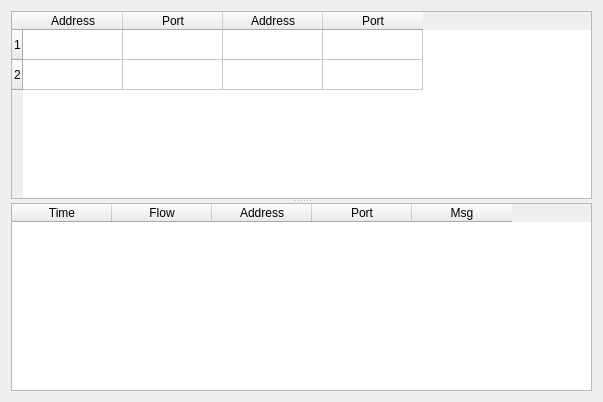
First picture: the form in Main/Log/data_log_form.ui, repository 519984307/Container_Multiple_Channels_20200522, before the edit.
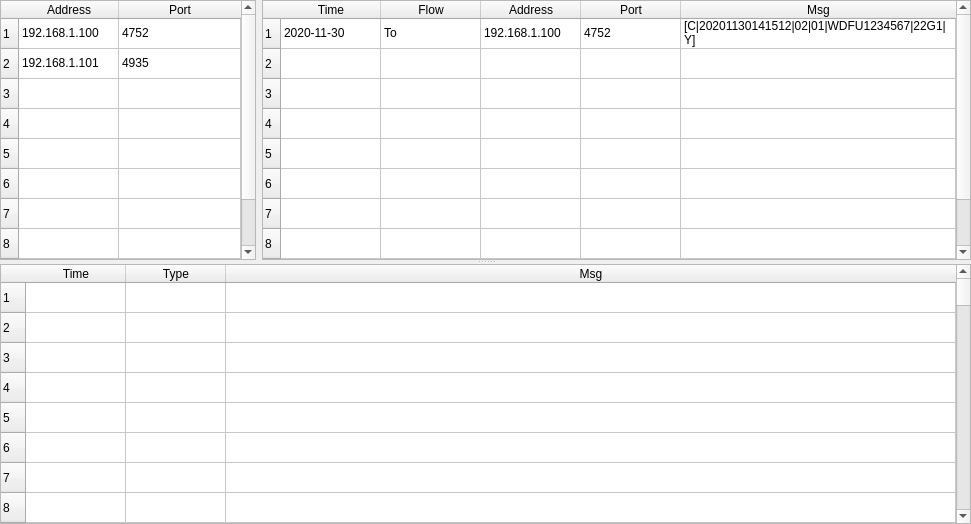
Second picture: the form after the edit.

```diff
--- a/Main/Log/data_log_form.ui
+++ b/Main/Log/data_log_form.ui
@@ -6,19 +6,37 @@
    <rect>
     <x>0</x>
     <y>0</y>
-    <width>603</width>
-    <height>402</height>
+    <width>971</width>
+    <height>524</height>
    </rect>
   </property>
   <property name="windowTitle">
    <string>Form</string>
   </property>
-  <layout class="QGridLayout" name="gridLayout">
+  <layout class="QGridLayout" name="gridLayout_2">
+   <property name="leftMargin">
+    <number>0</number>
+   </property>
+   <property name="topMargin">
+    <number>0</number>
+   </property>
+   <property name="rightMargin">
+    <number>0</number>
+   </property>
+   <property name="bottomMargin">
+    <number>0</number>
+   </property>
+   <property name="spacing">
+    <number>0</number>
+   </property>
    <item row="0" column="0">
     <widget class="QSplitter" name="splitter">
      <property name="orientation">
       <enum>Qt::Vertical</enum>
      </property>
+     <widget class="QWidget" name="gridLayoutWidget">
+      <layout class="QGridLayout" name="gridLayout" columnstretch="0,1" columnminimumwidth="1,2">
+       <item row="0" column="0">
      <widget class="QTableWidget" name="tableWidget">
       <property name="sizePolicy">
        <sizepolicy hsizetype="Expanding" vsizetype="Expanding">
@@ -26,6 +44,15 @@
         <verstretch>0</verstretch>
        </sizepolicy>
       </property>
+         <property name="rowCount">
+          <number>10</number>
+         </property>
+         <attribute name="horizontalHeaderStretchLastSection">
+          <bool>true</bool>
+         </attribute>
+         <attribute name="verticalHeaderCascadingSectionResizes">
+          <bool>false</bool>
+         </attribute>
       <row>
        <property name="text">
         <string>1</string>
@@ -36,6 +63,14 @@
         <string>2</string>
        </property>
       </row>
+         <row/>
+         <row/>
+         <row/>
+         <row/>
+         <row/>
+         <row/>
+         <row/>
+         <row/>
       <column>
        <property name="text">
         <string>Address</string>
@@ -46,21 +81,56 @@
         <string>Port</string>
        </property>
       </column>
-      <column>
+         <item row="0" column="0">
        <property name="text">
-        <string>Address</string>
-       </property>
-      </column>
-      <column>
+           <string>192.168.1.100</string>
+          </property>
+         </item>
+         <item row="0" column="1">
        <property name="text">
-        <string>Port</string>
-       </property>
-      </column>
-     </widget>
+           <string>4752</string>
+          </property>
+         </item>
+         <item row="1" column="0">
+          <property name="text">
+           <string>192.168.1.101</string>
+          </property>
+         </item>
+         <item row="1" column="1">
+          <property name="text">
+           <string>4935</string>
+          </property>
+         </item>
+        </widget>
+       </item>
+       <item row="0" column="1">
      <widget class="QTableWidget" name="tableWidget_2">
+         <property name="alternatingRowColors">
+          <bool>false</bool>
+         </property>
+         <property name="rowCount">
+          <number>10</number>
+         </property>
+         <attribute name="horizontalHeaderStretchLastSection">
+          <bool>true</bool>
+         </attribute>
       <attribute name="verticalHeaderStretchLastSection">
        <bool>true</bool>
       </attribute>
+         <row>
+          <property name="text">
+           <string>1</string>
+          </property>
+         </row>
+         <row/>
+         <row/>
+         <row/>
+         <row/>
+         <row/>
+         <row/>
+         <row/>
+         <row/>
+         <row/>
       <column>
        <property name="text">
         <string>Time</string>
@@ -79,6 +149,157 @@
       <column>
        <property name="text">
         <string>Port</string>
+          </property>
+         </column>
+         <column>
+          <property name="text">
+           <string>Msg</string>
+          </property>
+         </column>
+         <item row="0" column="0">
+          <property name="text">
+           <string>2020-11-30</string>
+          </property>
+         </item>
+         <item row="0" column="1">
+          <property name="text">
+           <string>To</string>
+          </property>
+         </item>
+         <item row="0" column="2">
+          <property name="text">
+           <string>192.168.1.100</string>
+          </property>
+         </item>
+         <item row="0" column="3">
+          <property name="text">
+           <string>4752</string>
+          </property>
+         </item>
+         <item row="0" column="4">
+          <property name="text">
+           <string>[C|20201130141512|02|01|WDFU1234567|22G1|Y]</string>
+          </property>
+         </item>
+        </widget>
+       </item>
+      </layout>
+     </widget>
+     <widget class="QTableWidget" name="tableWidget_3">
+      <property name="rowCount">
+       <number>100</number>
+      </property>
+      <attribute name="horizontalHeaderStretchLastSection">
+       <bool>true</bool>
+      </attribute>
+      <row/>
+      <row/>
+      <row/>
+      <row/>
+      <row/>
+      <row/>
+      <row/>
+      <row/>
+      <row/>
+      <row/>
+      <row/>
+      <row/>
+      <row/>
+      <row/>
+      <row/>
+      <row/>
+      <row/>
+      <row/>
+      <row/>
+      <row/>
+      <row/>
+      <row/>
+      <row/>
+      <row/>
+      <row/>
+      <row/>
+      <row/>
+      <row/>
+      <row/>
+      <row/>
+      <row/>
+      <row/>
+      <row/>
+      <row/>
+      <row/>
+      <row/>
+      <row/>
+      <row/>
+      <row/>
+      <row/>
+      <row/>
+      <row/>
+      <row/>
+      <row/>
+      <row/>
+      <row/>
+      <row/>
+      <row/>
+      <row/>
+      <row/>
+      <row/>
+      <row/>
+      <row/>
+      <row/>
+      <row/>
+      <row/>
+      <row/>
+      <row/>
+      <row/>
+      <row/>
+      <row/>
+      <row/>
+      <row/>
+      <row/>
+      <row/>
+      <row/>
+      <row/>
+      <row/>
+      <row/>
+      <row/>
+      <row/>
+      <row/>
+      <row/>
+      <row/>
+      <row/>
+      <row/>
+      <row/>
+      <row/>
+      <row/>
+      <row/>
+      <row/>
+      <row/>
+      <row/>
+      <row/>
+      <row/>
+      <row/>
+      <row/>
+      <row/>
+      <row/>
+      <row/>
+      <row/>
+      <row/>
+      <row/>
+      <row/>
+      <row/>
+      <row/>
+      <row/>
+      <row/>
+      <row/>
+      <row/>
+      <column>
+       <property name="text">
+        <string>Time</string>
+       </property>
+      </column>
+      <column>
+       <property name="text">
+        <string>Type</string>
        </property>
       </column>
       <column>
```
Lines whose indentation alone changed are shown as unchanged.
